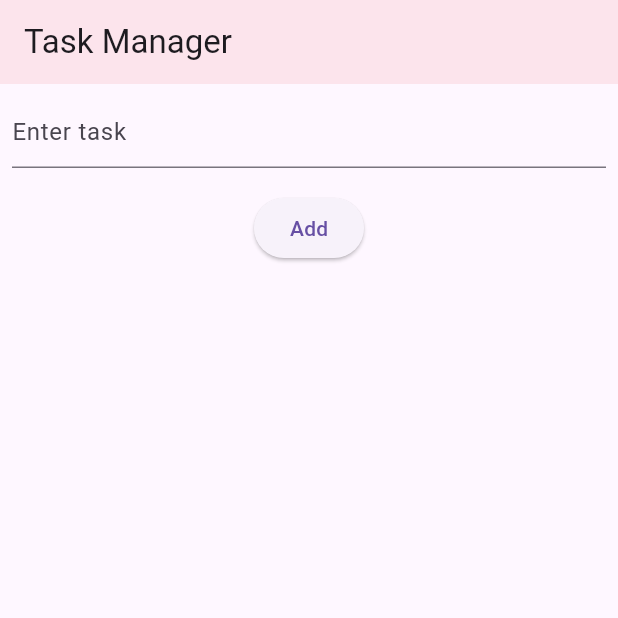
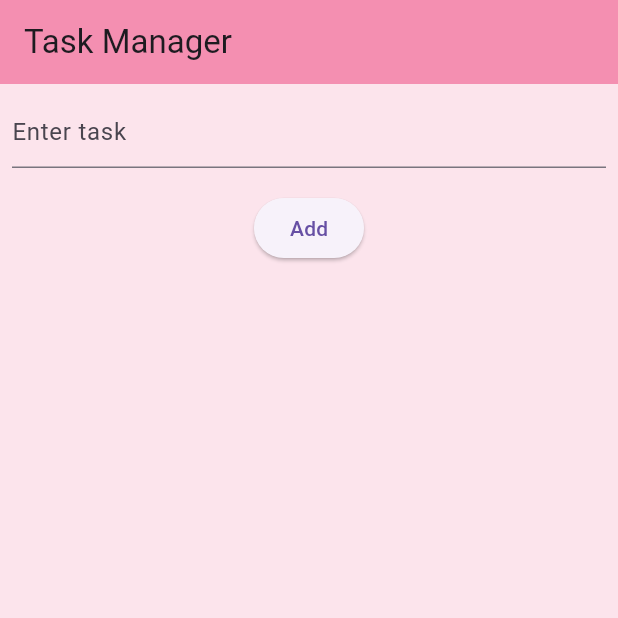
Before and after one commit to skylerplumley/cw3, a Flutter app: the screen it shows after launch, on a phone screen of 412 x 824 dp, the top half of it. Run offline on Flutter 3.47's test engine with Material 3 defaults, Android fonts, the phone set to English and light mode, and no system bars.

Commit message:
Aesthetics changed and bugs fixed

```diff
--- a/lib/main.dart
+++ b/lib/main.dart
@@ -10,9 +10,7 @@
     return MaterialApp(
       debugShowCheckedModeBanner: false,
       title: 'Task Manager',
-      theme: ThemeData(
-        useMaterial3: true,
-      ),
+      theme: ThemeData(scaffoldBackgroundColor: Colors.pink[50]),
       home: MyHomePage(),
     );
   }
@@ -50,7 +48,7 @@
   Widget build(BuildContext context) {
     return Scaffold(
       appBar: AppBar(
-        backgroundColor: Colors.pink[50],
+        backgroundColor: Colors.pink[200],
         title: Text('Task Manager'),
       ),
       body: Padding(
```
